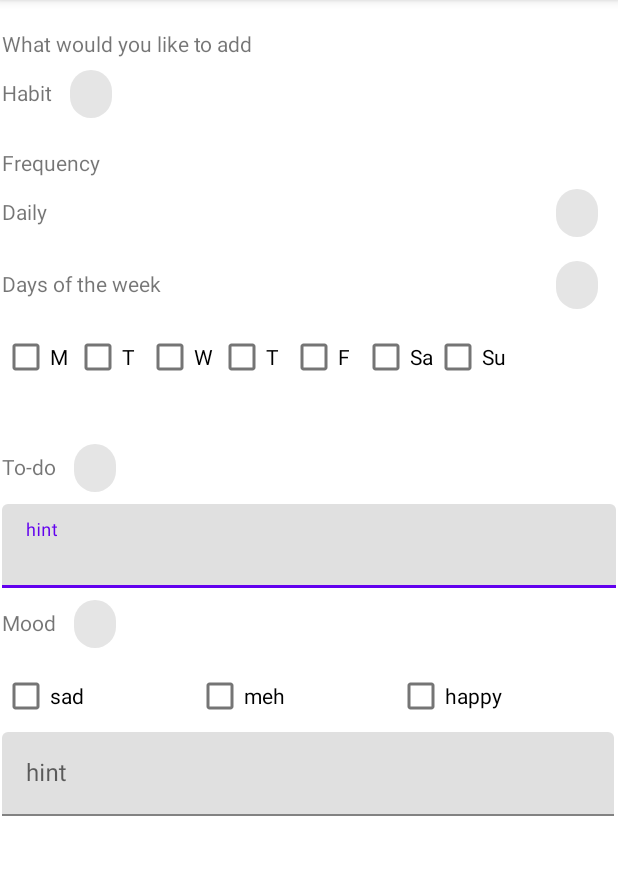
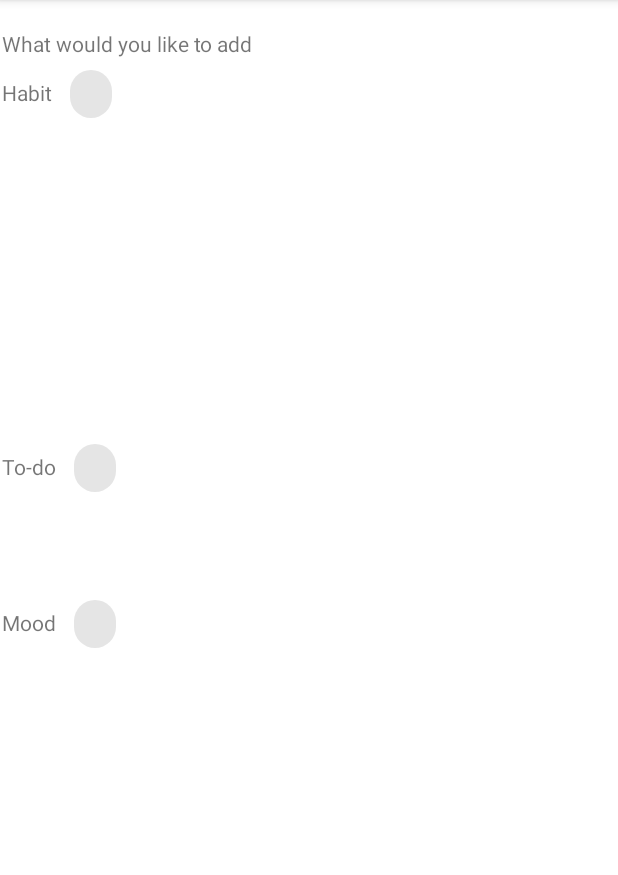
Before and after one commit to VeressIris/ITfest, an Android app: the TrackFragment screen opened directly, with no data from a screen before it, on a phone screen of 412 x 824 dp, the part 84-959 px from its top. Run offline under Robolectric (Android 15) with nearby library versions, the phone set to English and light mode, and no system bars.

Commit message:
track checking

```diff
--- a/app/build.gradle.kts
+++ b/app/build.gradle.kts
@@ -52,4 +52,5 @@ dependencies {
     testImplementation(libs.junit)
     androidTestImplementation(libs.androidx.junit)
     androidTestImplementation(libs.androidx.espresso.core)
+    implementation("com.google.android.material:material:1.4.0")
 }
--- a/app/src/main/java/com/example/itfest/TrackFragment.kt
+++ b/app/src/main/java/com/example/itfest/TrackFragment.kt
@@ -1,10 +1,16 @@
 package com.example.itfest
 
 import android.os.Bundle
+import android.text.Layout
+import android.util.Log
+import android.view.View
+import android.widget.LinearLayout
 import androidx.activity.enableEdgeToEdge
 import androidx.appcompat.app.AppCompatActivity
 import androidx.core.view.ViewCompat
 import androidx.core.view.WindowInsetsCompat
+import com.google.android.material.chip.Chip
+import com.google.android.material.textfield.TextInputLayout
 
 class TrackFragment : AppCompatActivity() {
     override fun onCreate(savedInstanceState: Bundle?) {
@@ -16,5 +22,51 @@ class TrackFragment : AppCompatActivity() {
             v.setPadding(systemBars.left, systemBars.top, systemBars.right, systemBars.bottom)
             insets
         }
+
+        setButtonListeners()
+
+    }
+
+    fun openSpecificDiv(div: LinearLayout, chipBttn: Chip) {
+        if (chipBttn.isChecked) {
+            div.visibility = View.VISIBLE
+        }
+        else {
+            div.visibility = View.INVISIBLE
+        }
+    }
+
+    fun setButtonListeners() {
+        val habitChipBttn = findViewById<Chip>(R.id.habitChip)
+        val frequencyDiv = findViewById<LinearLayout>(R.id.frequencyDiv)
+        makeInvisible(frequencyDiv)
+        habitChipBttn.setOnClickListener {
+            openSpecificDiv(frequencyDiv, habitChipBttn)
+        }
+
+        val daysOfTheWeekChip = findViewById<Chip>(R.id.daysOfTheWeekChip)
+        val daysOfTheWeekList = findViewById<LinearLayout>(R.id.daysOfTheWeekListDiv)
+        makeInvisible(daysOfTheWeekList)
+        daysOfTheWeekChip.setOnClickListener {
+            openSpecificDiv(daysOfTheWeekList, daysOfTheWeekChip)
+        }
+
+        val todoChip = findViewById<Chip>(R.id.todoChip)
+        val todoMessage = findViewById<TextInputLayout>(R.id.todoText)
+        makeInvisible(todoMessage)
+        todoChip.setOnClickListener {
+            openSpecificDiv(todoMessage, todoChip)
+        }
+
+        val moodChip = findViewById<Chip>(R.id.moodChip)
+        val moodDiv = findViewById<LinearLayout>(R.id.moodOptionsDiv)
+        makeInvisible(moodDiv)
+        moodChip.setOnClickListener {
+            openSpecificDiv(moodDiv, moodChip)
+        }
+    }
+
+    fun <T : View> makeInvisible(div: T) {
+        div.visibility = View.INVISIBLE
     }
 }
--- a/app/src/main/res/layout/activity_track_fragment.xml
+++ b/app/src/main/res/layout/activity_track_fragment.xml
@@ -27,6 +27,7 @@
             android:text="What would you like to add" />
 
         <LinearLayout
+            android:id="@+id/trackContainer"
             android:layout_width="match_parent"
             android:layout_height="match_parent"
             android:orientation="vertical">
@@ -56,6 +57,13 @@
 
                 </LinearLayout>
 
+                <LinearLayout
+                    android:id="@+id/frequencyDiv"
+                    android:layout_width="match_parent"
+                    android:layout_height="match_parent"
+                    android:orientation="vertical"
+                    android:visibility="visible">
+
                     <TextView
                         android:id="@+id/frequencyTitle"
                         android:layout_width="match_parent"
@@ -63,6 +71,7 @@
                         android:text="Frequency" />
 
                     <LinearLayout
+                        android:id="@+id/dailyDiv"
                         android:layout_width="match_parent"
                         android:layout_height="wrap_content"
                         android:orientation="horizontal">
@@ -106,7 +115,7 @@
                     <LinearLayout
                         android:id="@+id/daysOfTheWeekListDiv"
                         android:layout_width="match_parent"
-                    android:layout_height="wrap_content"
+                        android:layout_height="86dp"
                         android:orientation="horizontal">
 
                         <CheckBox
@@ -155,6 +164,8 @@
                     </LinearLayout>
                 </LinearLayout>
 
+            </LinearLayout>
+
             <LinearLayout
                 android:layout_width="match_parent"
                 android:layout_height="wrap_content"
@@ -181,6 +192,7 @@
                 </LinearLayout>
 
                 <com.google.android.material.textfield.TextInputLayout
+                    android:id="@+id/todoText"
                     android:layout_width="match_parent"
                     android:layout_height="wrap_content">
 
@@ -219,9 +231,15 @@
                 </LinearLayout>
 
                 <LinearLayout
+                    android:id="@+id/moodOptionsDiv"
+                    android:layout_width="match_parent"
+                    android:layout_height="match_parent"
+                    android:orientation="vertical">
+
+                    <LinearLayout
                         android:id="@+id/selectMoodsDiv"
                         android:layout_width="match_parent"
-                    android:layout_height="match_parent"
+                        android:layout_height="wrap_content"
                         android:orientation="horizontal">
 
                         <CheckBox
@@ -244,9 +262,11 @@
                             android:layout_height="wrap_content"
                             android:layout_weight="1"
                             android:text="happy" />
+
                     </LinearLayout>
 
                     <com.google.android.material.textfield.TextInputLayout
+                        android:id="@+id/moodMessage"
                         android:layout_width="match_parent"
                         android:layout_height="match_parent">
 
@@ -261,4 +281,6 @@
             </LinearLayout>
 
         </LinearLayout>
+
+    </LinearLayout>
 </androidx.constraintlayout.widget.ConstraintLayout>
```
Lines whose indentation alone changed are shown as unchanged.
